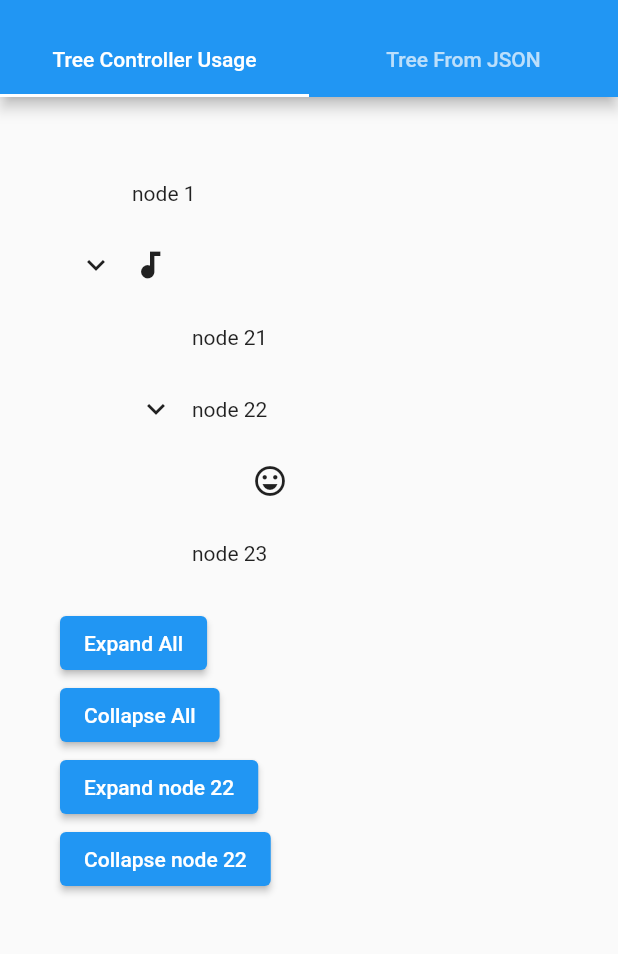
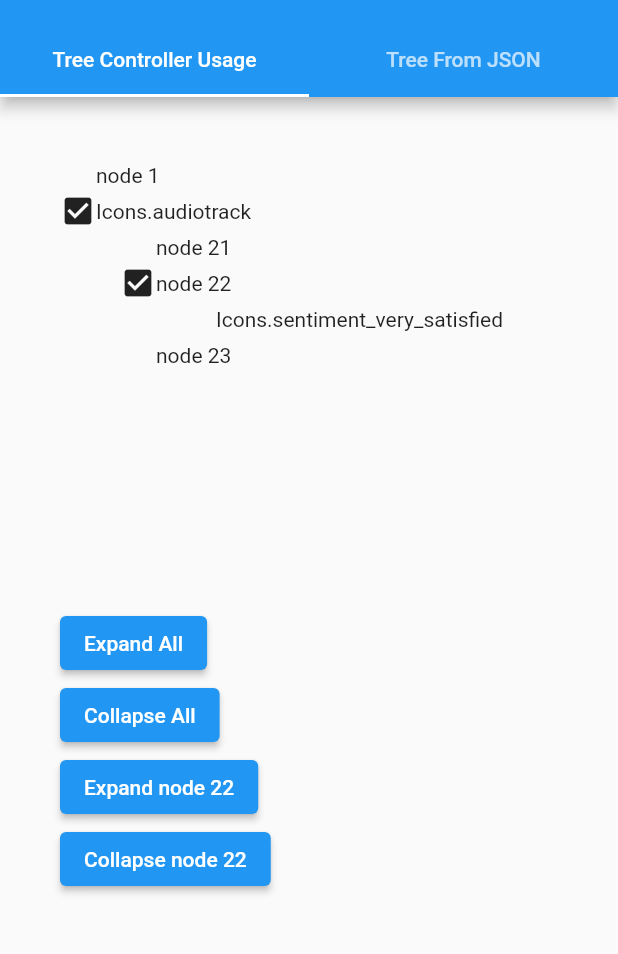
Before and after one commit to google/flutter.widgets, a Flutter app: the screen it shows after launch, on a phone screen of 412 x 824 dp, the part 59-1013 px from its top. Run offline on Flutter 3.47's test engine with Material 2 defaults, Android fonts, the phone set to English and light mode, and no system bars.

Commit message:
Ability added to use cutsom icons along with default icons in Node Leading.

```diff
--- a/packages/flutter_simple_treeview/example/lib/trees/controller_usage.dart
+++ b/packages/flutter_simple_treeview/example/lib/trees/controller_usage.dart
@@ -59,10 +59,12 @@ class _ControllerUsageState extends State<ControllerUsage> {
   Widget buildTree() {
     return TreeView(
       treeController: _controller,
+      primaryIcon: Icon(Icons.check_box_outline_blank),
+      secondaryIcon: Icon(Icons.check_box),
       nodes: [
         TreeNode(content: Text("node 1")),
         TreeNode(
-          content: Icon(Icons.audiotrack),
+          content: Text("Icons.audiotrack"),
           children: [
             TreeNode(content: Text("node 21")),
             TreeNode(
@@ -70,7 +72,7 @@ class _ControllerUsageState extends State<ControllerUsage> {
               key: _key,
               children: [
                 TreeNode(
-                  content: Icon(Icons.sentiment_very_satisfied),
+                  content: Text("Icons.sentiment_very_satisfied"),
                 ),
               ],
             ),
--- a/packages/flutter_simple_treeview/lib/src/builder.dart
+++ b/packages/flutter_simple_treeview/lib/src/builder.dart
@@ -11,8 +11,14 @@ import 'primitives/tree_controller.dart';
 import 'primitives/tree_node.dart';
 
 /// Builds set of [nodes] respecting [state], [indent] and [iconSize].
-Widget buildNodes(Iterable<TreeNode> nodes, double? indent,
-    TreeController state, double? iconSize) {
+Widget buildNodes(
+  Iterable<TreeNode> nodes,
+  double? indent,
+  TreeController state,
+  double? iconSize,
+    Widget? primaryIcon,
+    Widget? secondaryIcon,
+) {
   return Column(
     crossAxisAlignment: CrossAxisAlignment.start,
     children: [
@@ -22,6 +28,8 @@ Widget buildNodes(Iterable<TreeNode> nodes, double? indent,
           indent: indent,
           state: state,
           iconSize: iconSize,
+          primaryIcon: primaryIcon,
+          secondaryIcon: secondaryIcon,
         )
     ],
   );
--- a/packages/flutter_simple_treeview/lib/src/node_widget.dart
+++ b/packages/flutter_simple_treeview/lib/src/node_widget.dart
@@ -16,14 +16,18 @@ class NodeWidget extends StatefulWidget {
   final double? indent;
   final double? iconSize;
   final TreeController state;
+  final Widget? primaryIcon;
+  final Widget? secondaryIcon;
 
-  const NodeWidget(
-      {Key? key,
-      required this.treeNode,
-      this.indent,
-      required this.state,
-      this.iconSize})
-      : super(key: key);
+  const NodeWidget({
+    Key? key,
+    required this.treeNode,
+    this.indent,
+    required this.state,
+    this.iconSize,
+    this.primaryIcon,
+    this.secondaryIcon,
+  }) : super(key: key);
 
   @override
   _NodeWidgetState createState() => _NodeWidgetState();
@@ -31,8 +35,7 @@ class NodeWidget extends StatefulWidget {
 
 class _NodeWidgetState extends State<NodeWidget> {
   bool get _isLeaf {
-    return widget.treeNode.children == null ||
-        widget.treeNode.children!.isEmpty;
+    return widget.treeNode.children == null || widget.treeNode.children!.isEmpty;
   }
 
   bool get _isExpanded {
@@ -44,23 +47,25 @@ class _NodeWidgetState extends State<NodeWidget> {
     var icon = _isLeaf
         ? null
         : _isExpanded
-            ? Icons.expand_more
-            : Icons.chevron_right;
+            ? widget.secondaryIcon ?? Icon(Icons.expand_more)
+            : widget.primaryIcon ?? Icon(Icons.chevron_right);
 
-    var onIconPressed = _isLeaf
-        ? null
-        : () => setState(
-            () => widget.state.toggleNodeExpanded(widget.treeNode.key!));
+    var onIconPressed = _isLeaf ? null : () => setState(() => widget.state.toggleNodeExpanded(widget.treeNode.key!));
 
     return Column(
       crossAxisAlignment: CrossAxisAlignment.start,
       children: [
         Row(
           children: [
-            IconButton(
-              iconSize: widget.iconSize ?? 24.0,
-              icon: Icon(icon),
-              onPressed: onIconPressed,
+            Material(
+              child: InkWell(
+                borderRadius: BorderRadius.circular(2.00),
+                child: SizedBox.square(
+                  dimension: widget.iconSize ?? 24.0,
+                  child: icon,
+                ),
+                onTap: onIconPressed,
+              ),
             ),
             widget.treeNode.content,
           ],
@@ -68,8 +73,14 @@ class _NodeWidgetState extends State<NodeWidget> {
         if (_isExpanded && !_isLeaf)
           Padding(
             padding: EdgeInsets.only(left: widget.indent!),
-            child: buildNodes(widget.treeNode.children!, widget.indent,
-                widget.state, widget.iconSize),
+            child: buildNodes(
+              widget.treeNode.children!,
+              widget.indent,
+              widget.state,
+              widget.iconSize,
+              widget.primaryIcon,
+              widget.secondaryIcon,
+            ),
           )
       ],
     );
--- a/packages/flutter_simple_treeview/lib/src/tree_view.dart
+++ b/packages/flutter_simple_treeview/lib/src/tree_view.dart
@@ -25,13 +25,21 @@ class TreeView extends StatefulWidget {
   /// Tree controller to manage the tree state.
   final TreeController? treeController;
 
-  TreeView(
-      {Key? key,
-      required List<TreeNode> nodes,
-      this.indent = 40,
-      this.iconSize,
-      this.treeController})
-      : nodes = copyTreeNodes(nodes),
+  /// This widget will be takes place of default icon when Node will not be in expanded state
+  final Widget? primaryIcon;
+
+  /// This widget will be takes place of default icon when Node will be in expanded state
+  final Widget? secondaryIcon;
+
+  TreeView({
+    Key? key,
+    required List<TreeNode> nodes,
+    this.indent = 40,
+    this.iconSize,
+    this.treeController,
+    this.primaryIcon,
+    this.secondaryIcon,
+  })  : nodes = copyTreeNodes(nodes),
         super(key: key);
 
   @override
@@ -50,6 +58,12 @@ class _TreeViewState extends State<TreeView> {
   @override
   Widget build(BuildContext context) {
     return buildNodes(
-        widget.nodes, widget.indent, _controller!, widget.iconSize);
+      widget.nodes,
+      widget.indent,
+      _controller!,
+      widget.iconSize,
+      widget.primaryIcon,
+      widget.secondaryIcon,
+    );
   }
 }
```
